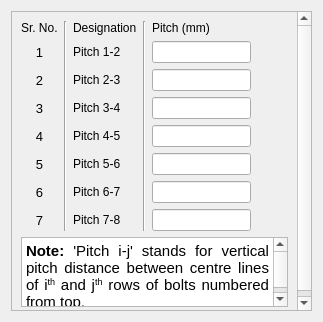
The window that Connections/Moment/BCEndPlate/ui_pitch.ui (osdag-admin/Osdag) describes before a commit, drawn with Qt 5.
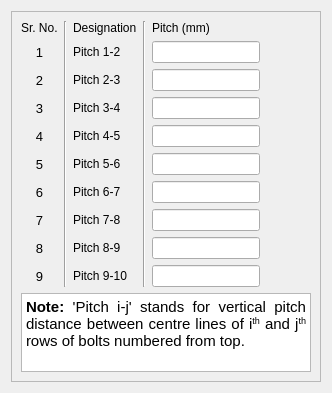
The same window after the commit.

Commit message: ui: Add more pitch in output ui

What changed in the file:
```diff
--- a/Connections/Moment/BCEndPlate/ui_pitch.ui
+++ b/Connections/Moment/BCEndPlate/ui_pitch.ui
@@ -6,8 +6,8 @@
    <rect>
     <x>0</x>
     <y>0</y>
-    <width>323</width>
-    <height>322</height>
+    <width>332</width>
+    <height>393</height>
    </rect>
   </property>
   <property name="minimumSize">
@@ -35,8 +35,8 @@
        <rect>
         <x>0</x>
         <y>0</y>
-        <width>290</width>
-        <height>323</height>
+        <width>299</width>
+        <height>383</height>
        </rect>
       </property>
       <layout class="QGridLayout" name="gridLayout_2">
@@ -53,7 +53,7 @@
          </property>
         </widget>
        </item>
-       <item row="0" column="1" rowspan="8">
+       <item row="0" column="1" rowspan="10">
         <widget class="Line" name="line">
          <property name="orientation">
           <enum>Qt::Vertical</enum>
@@ -73,7 +73,7 @@
          </property>
         </widget>
        </item>
-       <item row="0" column="3" rowspan="8">
+       <item row="0" column="3" rowspan="10">
         <widget class="Line" name="line_6">
          <property name="orientation">
           <enum>Qt::Vertical</enum>
@@ -481,7 +481,117 @@
          </property>
         </spacer>
        </item>
-       <item row="8" column="0" colspan="6">
+       <item row="8" column="0">
+        <widget class="QLabel" name="lbl_mem7_2">
+         <property name="font">
+          <font>
+           <family>Arial</family>
+           <pointsize>10</pointsize>
+          </font>
+         </property>
+         <property name="text">
+          <string>8</string>
+         </property>
+         <property name="alignment">
+          <set>Qt::AlignCenter</set>
+         </property>
+        </widget>
+       </item>
+       <item row="8" column="2">
+        <widget class="QLabel" name="lbl_8">
+         <property name="font">
+          <font>
+           <family>Arial</family>
+           <pointsize>9</pointsize>
+          </font>
+         </property>
+         <property name="text">
+          <string>Pitch 8-9</string>
+         </property>
+        </widget>
+       </item>
+       <item row="8" column="4">
+        <widget class="QLineEdit" name="lineEdit_pitch8">
+         <property name="font">
+          <font>
+           <family>Arial</family>
+           <pointsize>9</pointsize>
+          </font>
+         </property>
+         <property name="readOnly">
+          <bool>true</bool>
+         </property>
+        </widget>
+       </item>
+       <item row="8" column="5">
+        <spacer name="horizontalSpacer_8">
+         <property name="orientation">
+          <enum>Qt::Horizontal</enum>
+         </property>
+         <property name="sizeHint" stdset="0">
+          <size>
+           <width>35</width>
+           <height>20</height>
+          </size>
+         </property>
+        </spacer>
+       </item>
+       <item row="9" column="0">
+        <widget class="QLabel" name="lbl_mem7_3">
+         <property name="font">
+          <font>
+           <family>Arial</family>
+           <pointsize>10</pointsize>
+          </font>
+         </property>
+         <property name="text">
+          <string>9</string>
+         </property>
+         <property name="alignment">
+          <set>Qt::AlignCenter</set>
+         </property>
+        </widget>
+       </item>
+       <item row="9" column="2">
+        <widget class="QLabel" name="lbl_9">
+         <property name="font">
+          <font>
+           <family>Arial</family>
+           <pointsize>9</pointsize>
+          </font>
+         </property>
+         <property name="text">
+          <string>Pitch 9-10</string>
+         </property>
+        </widget>
+       </item>
+       <item row="9" column="4">
+        <widget class="QLineEdit" name="lineEdit_pitch9">
+         <property name="font">
+          <font>
+           <family>Arial</family>
+           <pointsize>9</pointsize>
+          </font>
+         </property>
+         <property name="readOnly">
+          <bool>true</bool>
+         </property>
+        </widget>
+       </item>
+       <item row="9" column="5">
+        <spacer name="horizontalSpacer_9">
+         <property name="orientation">
+          <enum>Qt::Horizontal</enum>
+         </property>
+         <property name="sizeHint" stdset="0">
+          <size>
+           <width>35</width>
+           <height>20</height>
+          </size>
+         </property>
+        </spacer>
+       </item>
+       <item row="10" column="0" colspan="6">
         <widget class="QTextEdit" name="textEdit">
          <property name="html">
           <string>&lt;!DOCTYPE HTML PUBLIC &quot;-//W3C//DTD HTML 4.0//EN&quot; &quot;http://www.w3.org/TR/REC-html40/strict.dtd&quot;&gt;
```
The commit also changes 1 other file.
